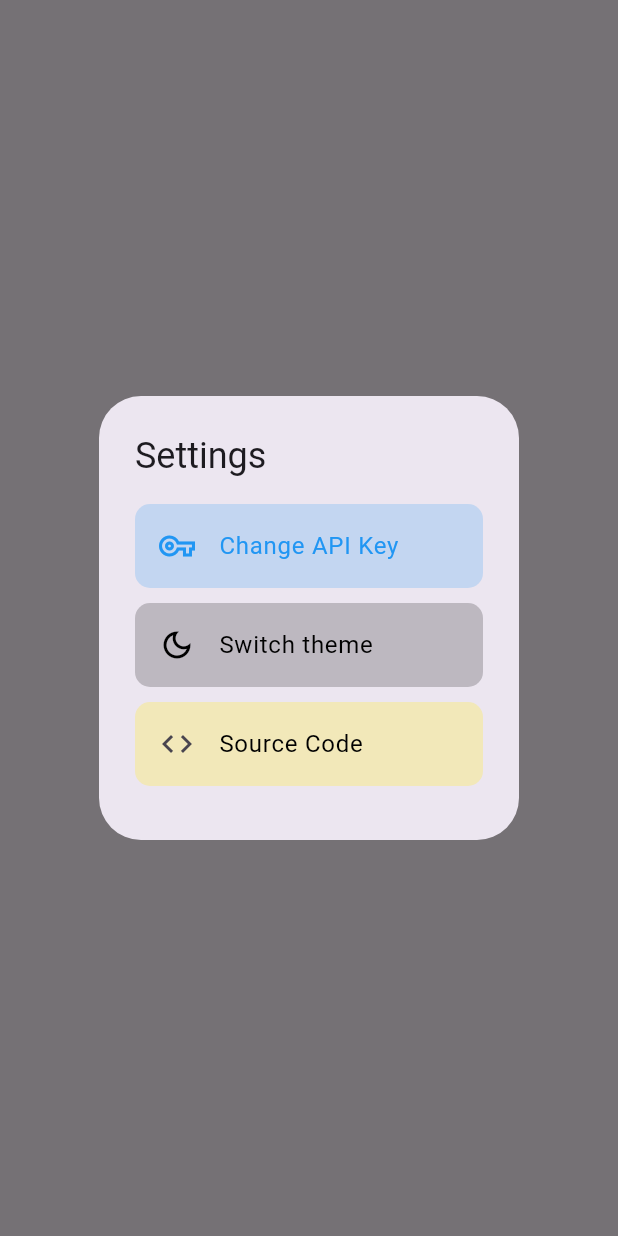
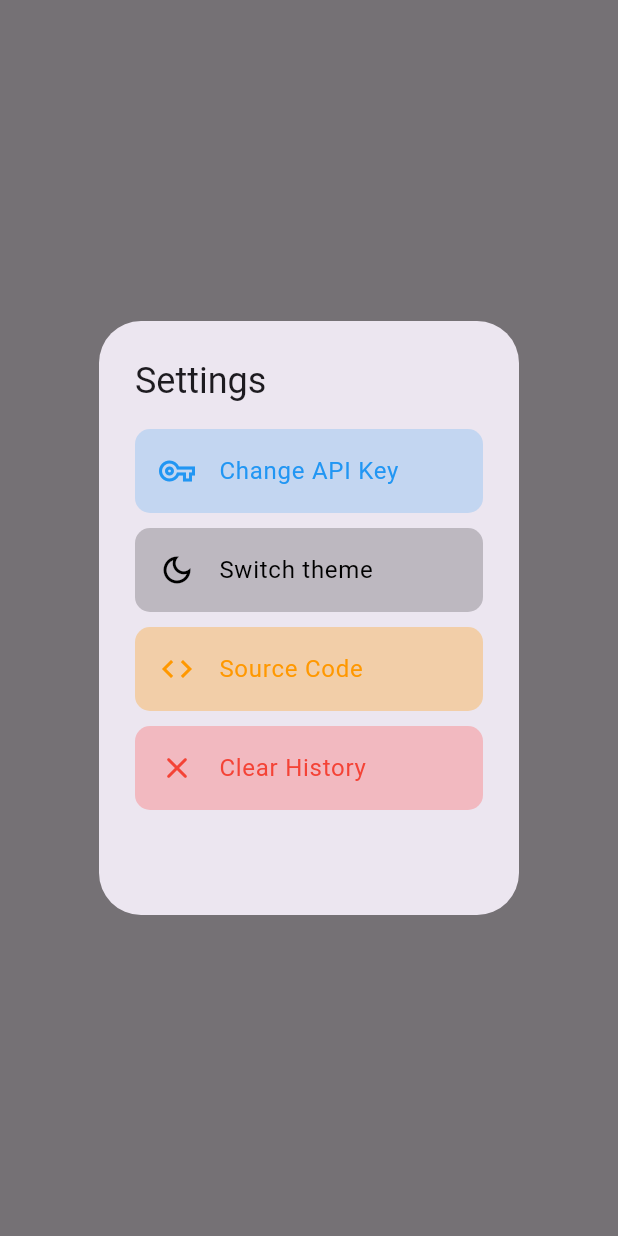
Before and after one commit to sapatevaibhav/ai_mitra, a Flutter app: what openSettingsPopup() shows on an empty page, opened directly with empty values, on a phone screen of 412 x 824 dp. Run offline on Flutter 3.47's test engine with Material 3 defaults, Android fonts, the phone set to English and light mode, and no system bars; our stand-ins replace adaptive_theme, flutter_markdown, google_generative_ai, shared_preferences; accounts and stored records are empty.

Commit message:
added clear history option

```diff
--- a/lib/settings.dart
+++ b/lib/settings.dart
@@ -1,6 +1,9 @@
+// ignore_for_file: prefer_const_constructors, use_build_context_synchronously
+
 import 'package:flutter/material.dart';
 import 'package:adaptive_theme/adaptive_theme.dart';
 import 'package:ai_mitra/utils.dart';
+import 'package:shared_preferences/shared_preferences.dart';
 import 'package:url_launcher/url_launcher.dart';
 
 void openSettingsPopup(
@@ -20,7 +23,7 @@ void openSettingsPopup(
           'Settings',
         ),
         content: SizedBox(
-          height: 200,
+          height: 300,
           child: Column(
             mainAxisSize: MainAxisSize.min,
             children: [
@@ -107,7 +110,7 @@ void openSettingsPopup(
                   borderRadius: BorderRadius.circular(
                     10,
                   ),
-                  color: Colors.yellow.withOpacity(
+                  color: Colors.orange.withOpacity(
                     0.3,
                   ),
                 ),
@@ -119,11 +122,12 @@ void openSettingsPopup(
                   ),
                   leading: const Icon(
                     Icons.code_outlined,
+                    color: Colors.orange,
                   ),
-                  title: Text(
+                  title: const Text(
                     'Source Code',
                     style: TextStyle(
-                      color: isDarkMode ? Colors.white60 : Colors.black,
+                      color: Colors.orange,
                     ),
                   ),
                   onTap: () {
@@ -132,6 +136,40 @@ void openSettingsPopup(
                         "https://github.com/sapatevaibhav/ai_mitra",
                       ),
                     );
+                  },
+                ),
+              ),
+              const SizedBox(
+                height: 10,
+              ),
+              Container(
+                decoration: BoxDecoration(
+                  borderRadius: BorderRadius.circular(
+                    10,
+                  ),
+                  color: Colors.redAccent.withOpacity(
+                    0.3,
+                  ),
+                ),
+                child: ListTile(
+                  shape: RoundedRectangleBorder(
+                    borderRadius: BorderRadius.circular(
+                      10,
+                    ),
+                  ),
+                  leading: const Icon(
+                    Icons.clear_rounded,
+                    color: Colors.red,
+                  ),
+                  title: const Text(
+                    'Clear History',
+                    style: TextStyle(
+                      color: Colors.red,
+                    ),
+                  ),
+                  onTap: () {
+                    Navigator.of(context).pop();
+                    clearStoredMessages(context);
                   },
                 ),
               ),
@@ -154,3 +192,45 @@ void _switchTheme(BuildContext context) {
     newThemeMode,
   );
 }
+
+Future<void> clearStoredMessages(BuildContext context) async {
+  final SharedPreferences prefs = await SharedPreferences.getInstance();
+
+  showDialog(
+    context: context,
+    builder: (BuildContext context) {
+      return AlertDialog(
+        title: Text('Confirm'),
+        content: Text('Are you sure you want to clear stored messages?'),
+        actions: <Widget>[
+          TextButton(
+            onPressed: () {
+              Navigator.of(context).pop();
+            },
+            child: Text('Cancel'),
+          ),
+          TextButton(
+            onPressed: () async {
+              await prefs.remove('messages');
+              Navigator.pop(context);
+              Navigator.popAndPushNamed(
+                context,
+                '/',
+              );
+              ScaffoldMessenger.of(context).showSnackBar(
+                SnackBar(
+                    content: Text(
+                  'Success! History has been deleted!',
+                  style: TextStyle(
+                    color: Colors.red,
+                  ),
+                )),
+              );
+            },
+            child: Text('Clear'),
+          ),
+        ],
+      );
+    },
+  );
+}
```
